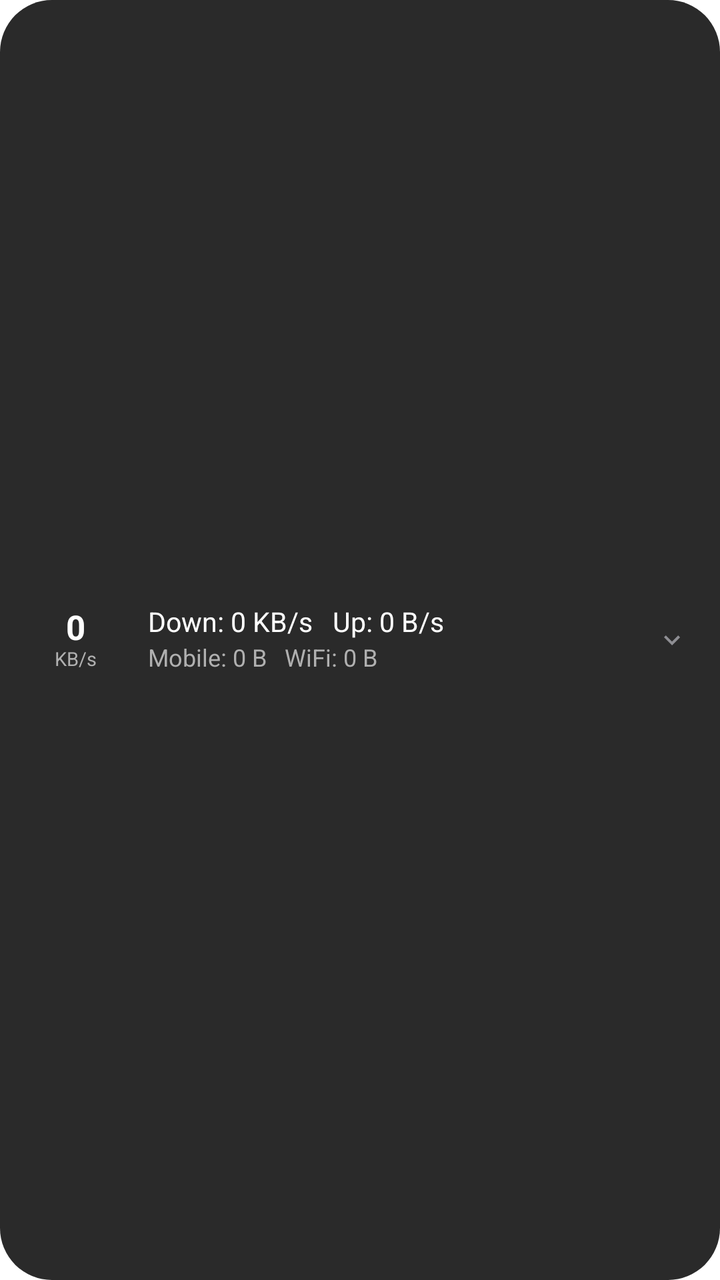
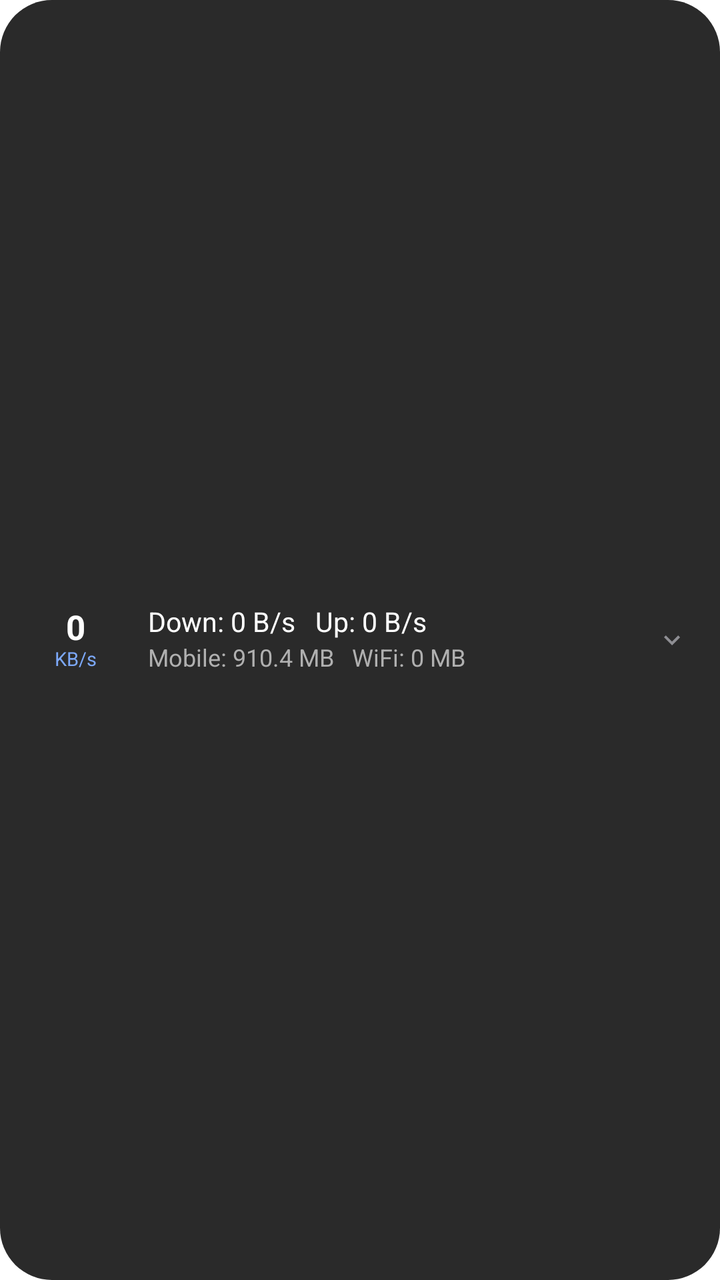

The first picture is an Android layout as it rendered before a commit; the second is the same layout after the commit. The layout source and the unified diff follow.
<!-- AndroidManifest.xml: fallback theme Theme.MaterialComponents.DayNight.NoActionBar -->
<!-- res/layout/notification_speed_collapsed.xml -->
<?xml version="1.0" encoding="utf-8"?>
<LinearLayout xmlns:android="http://schemas.android.com/apk/res/android"
    android:id="@+id/notif_collapsed_root"
    android:layout_width="match_parent"
    android:layout_height="wrap_content"
    android:orientation="horizontal"
    android:gravity="center_vertical"
    android:background="@drawable/notification_card_background"
    android:paddingStart="16dp"
    android:paddingEnd="16dp"
    android:paddingTop="12dp"
    android:paddingBottom="12dp">

    
    <LinearLayout
        android:id="@+id/notif_speed_indicator"
        android:layout_width="44dp"
        android:layout_height="wrap_content"
        android:orientation="vertical"
        android:gravity="center"
        android:layout_gravity="center_vertical">

        <TextView
            android:id="@+id/notif_speed_val"
            android:layout_width="wrap_content"
            android:layout_height="wrap_content"
            android:text="0"
            android:textColor="@color/oneui_text_primary"
            android:textSize="17sp"
            android:textStyle="bold"
            android:includeFontPadding="false"
            android:gravity="center" />

        <TextView
            android:id="@+id/notif_speed_unit"
            android:layout_width="wrap_content"
            android:layout_height="wrap_content"
            android:text="KB/s"
            android:textColor="@color/oneui_text_secondary"
            android:textSize="9.5sp"
            android:includeFontPadding="false"
            android:gravity="center" />
    </LinearLayout>

    
    <LinearLayout
        android:layout_width="0dp"
        android:layout_height="wrap_content"
        android:layout_weight="1"
        android:layout_marginStart="14dp"
        android:layout_marginEnd="8dp"
        android:orientation="vertical"
        android:gravity="center_vertical">

        <TextView
            android:id="@+id/notif_line_speeds"
            android:layout_width="wrap_content"
            android:layout_height="wrap_content"
            android:text="Down: 0 KB/s   Up: 0 B/s"
            android:textColor="@color/oneui_text_primary"
            android:textSize="13.5sp"
            android:includeFontPadding="false"
            android:singleLine="true" />

        <TextView
            android:id="@+id/notif_line_traffic"
            android:layout_width="wrap_content"
            android:layout_height="wrap_content"
            android:layout_marginTop="3dp"
            android:text="Mobile: 0 B   WiFi: 0 B"
            android:textColor="@color/oneui_text_secondary"
            android:textSize="12sp"
            android:includeFontPadding="false"
            android:singleLine="true" />
    </LinearLayout>

    
    <ImageView
        android:id="@+id/notif_chevron"
        android:layout_width="16dp"
        android:layout_height="16dp"
        android:layout_gravity="center_vertical"
        android:src="@drawable/ic_notif_chevron_down"
        android:tint="@color/oneui_chevron"
        android:contentDescription="Expand" />

</LinearLayout>
<!-- resources referenced by this layout -->
<resources>
  <color name="oneui_chevron">#8E8E93</color>
  <color name="oneui_text_primary">#FFFFFF</color>
  <color name="oneui_text_secondary">#B0B0B0</color>
  <!-- drawable ic_notif_chevron_down (drawable) -->
  <vector xmlns:android="http://schemas.android.com/apk/res/android"
      android:width="14dp"
      android:height="14dp"
      android:viewportWidth="24"
      android:viewportHeight="24">
    <path
        android:fillColor="#8E8E93"
        android:pathData="M7.41,8.59L12,13.17l4.59,-4.58L18,10l-6,6 -6,-6 1.41,-1.41z"/>
  </vector>
  <!-- drawable notification_card_background (drawable) -->
  <?xml version="1.0" encoding="utf-8"?>
  <shape xmlns:android="http://schemas.android.com/apk/res/android"
      android:shape="rectangle">
      <solid android:color="@color/oneui_notif_bg" />
      <corners android:radius="26dp" />
  </shape>
  <color name="oneui_notif_bg">#2A2A2A</color>
</resources>

<!-- the commit's change to res/layout/notification_speed_collapsed.xml (unified diff, before → after) -->
@@ -36,7 +36,7 @@
             android:layout_width="wrap_content"
             android:layout_height="wrap_content"
             android:text="KB/s"
-            android:textColor="@color/oneui_text_secondary"
+            android:textColor="@color/oneui_unit_blue"
             android:textSize="9.5sp"
             android:includeFontPadding="false"
             android:gravity="center" />
@@ -56,7 +56,7 @@
             android:id="@+id/notif_line_speeds"
             android:layout_width="wrap_content"
             android:layout_height="wrap_content"
-            android:text="Down: 0 KB/s   Up: 0 B/s"
+            android:text="Down: 0 B/s   Up: 0 B/s"
             android:textColor="@color/oneui_text_primary"
             android:textSize="13.5sp"
             android:includeFontPadding="false"
@@ -67,7 +67,7 @@
             android:layout_width="wrap_content"
             android:layout_height="wrap_content"
             android:layout_marginTop="3dp"
-            android:text="Mobile: 0 B   WiFi: 0 B"
+            android:text="Mobile: 910.4 MB   WiFi: 0 MB"
             android:textColor="@color/oneui_text_secondary"
             android:textSize="12sp"
             android:includeFontPadding="false"
<!-- resource entries referenced after the edit -->
@@ -3,6 +3,7 @@
   <color name="oneui_chevron">#8E8E93</color>
   <color name="oneui_text_primary">#FFFFFF</color>
   <color name="oneui_text_secondary">#B0B0B0</color>
+  <color name="oneui_unit_blue">#7CA8F8</color>
   <!-- drawable ic_notif_chevron_down (drawable) -->
   <vector xmlns:android="http://schemas.android.com/apk/res/android"
       android:width="14dp"
